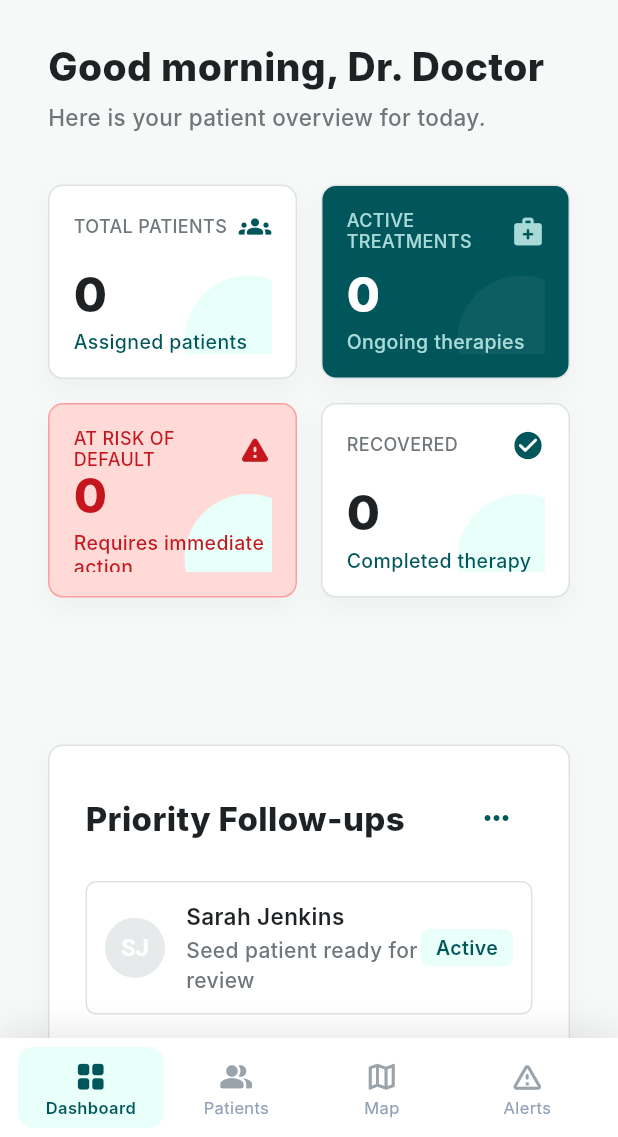
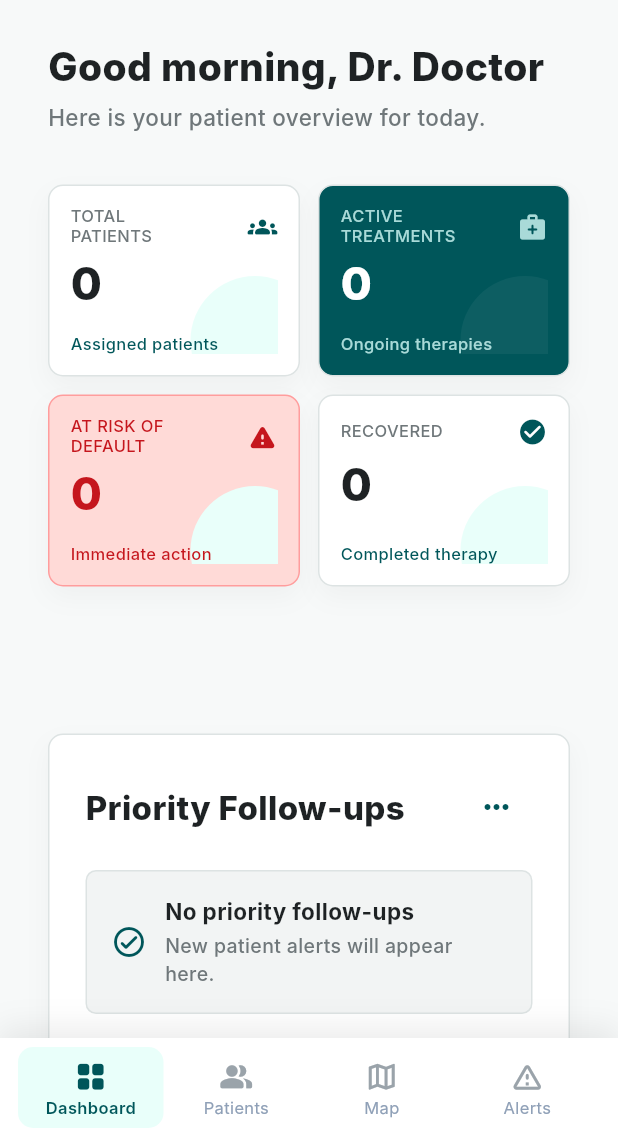
Before and after one commit to HafidzBro/MedTrace, a Flutter app: the DoctorDashboardPage screen opened by its route, on a phone screen of 412 x 824 dp, the part 99-1236 px from its top. Run offline on Flutter 3.47's test engine with Material 3 defaults, Android fonts, the phone set to English and light mode, and no system bars; our stand-ins replace connectivity_plus, equatable, flutter_local_notifications, flutter_map, flutter_riverpod, flutter_secure_storage and 12 more; accounts and stored records are empty; Roboto replaces fonts that are missing (Inter, Poppins); project files that could hold a hidden picture were left out.

Commit message:
feat: Enhance dashboard doctor

```diff
--- a/lib/presentation/pages/doctor/doctor_dashboard_page.dart
+++ b/lib/presentation/pages/doctor/doctor_dashboard_page.dart
@@ -47,16 +47,20 @@ class DoctorDashboardPage extends ConsumerWidget {
               style: TextStyle(color: doctorMuted, fontSize: 15),
             ),
             const SizedBox(height: 34),
-            GridView.count(
-              crossAxisCount: 2,
+            GridView.builder(
               shrinkWrap: true,
               physics: const NeverScrollableScrollPhysics(),
-              crossAxisSpacing: 16,
-              mainAxisSpacing: 16,
-              childAspectRatio: 1.28,
-              children: [
+              itemCount: 4,
+              gridDelegate: const SliverGridDelegateWithFixedCrossAxisCount(
+                crossAxisCount: 2,
+                crossAxisSpacing: 12,
+                mainAxisSpacing: 12,
+                mainAxisExtent: 128,
+              ),
+              itemBuilder: (context, index) {
+                final cards = [
                   _KpiCard(
-                  title: 'TOTAL PATIENTS',
+                    title: 'TOTAL\nPATIENTS',
                     value: summary.isLoading ? '...' : totalPatients,
                     subtitle: 'Assigned patients',
                     icon: Icons.groups_rounded,
@@ -71,7 +75,7 @@ class DoctorDashboardPage extends ConsumerWidget {
                   _KpiCard(
                     title: 'AT RISK OF\nDEFAULT',
                     value: summary.isLoading ? '...' : highPriority,
-                  subtitle: 'Requires immediate\naction',
+                    subtitle: 'Immediate action',
                     icon: Icons.warning_rounded,
                     danger: true,
                   ),
@@ -81,7 +85,9 @@ class DoctorDashboardPage extends ConsumerWidget {
                     subtitle: 'Completed therapy',
                     icon: Icons.check_circle_rounded,
                   ),
-              ],
+                ];
+                return cards[index];
+              },
             ),
             const SizedBox(height: 32),
             DoctorCard(
@@ -109,7 +115,7 @@ class DoctorDashboardPage extends ConsumerWidget {
                     ],
                   ),
                   const SizedBox(height: 18),
-                  ..._followUps(data),
+                  ..._followUps(data, isLoading: summary.isLoading),
                   const SizedBox(height: 20),
                   SizedBox(
                     width: double.infinity,
@@ -146,36 +152,74 @@ class DoctorDashboardPage extends ConsumerWidget {
         : 'Dr. ${trimmed.split(RegExp(r'\s+')).first}';
   }
 
-  static List<Widget> _followUps(dynamic data) {
+  static List<Widget> _followUps(dynamic data, {required bool isLoading}) {
     final alerts = data?.alerts ?? const [];
+    if (isLoading) {
+      return const [
+        _EmptyFollowUpTile(
+          icon: Icons.hourglass_empty_rounded,
+          title: 'Loading follow-ups',
+          message: 'Checking alerts from your assigned patients.',
+        ),
+      ];
+    }
+
     if (alerts.isEmpty) {
       return const [
-        _FollowUpTile(
-          initials: 'SJ',
-          name: 'Sarah Jenkins',
-          note: 'Seed patient ready for review',
-          badge: 'Active',
-          badgeColor: doctorMintSoft,
-          badgeText: doctorTeal,
+        _EmptyFollowUpTile(
+          icon: Icons.check_circle_outline_rounded,
+          title: 'No priority follow-ups',
+          message: 'New patient alerts will appear here.',
         ),
-        SizedBox(height: 12),
       ];
     }
 
     return alerts.take(3).map<Widget>((alert) {
       final high = alert.severity == 'high' || alert.severity == 'critical';
+      final patientName = _patientDisplayName(
+        alert.patientName,
+        alert.patientEmail,
+      );
       return Padding(
         padding: const EdgeInsets.only(bottom: 12),
         child: _FollowUpTile(
-          initials: 'SJ',
-          name: 'Sarah Jenkins',
-          note: alert.description ?? alert.type,
+          initials: _initials(patientName),
+          name: patientName,
+          note: alert.description ?? _formatAlertType(alert.type),
           badge: high ? 'High Risk' : 'Medium Risk',
           badgeColor: high ? doctorDangerSoft : doctorWarningSoft,
           badgeText: high ? doctorDanger : const Color(0xFF8C4A1F),
         ),
       );
     }).toList();
+  }
+
+  static String _patientDisplayName(String? name, String? email) {
+    final trimmedName = name?.trim();
+    if (trimmedName != null && trimmedName.isNotEmpty) return trimmedName;
+    final trimmedEmail = email?.trim();
+    if (trimmedEmail != null && trimmedEmail.isNotEmpty) return trimmedEmail;
+    return 'Patient';
+  }
+
+  static String _initials(String value) {
+    final parts = value
+        .trim()
+        .split(RegExp(r'\s+'))
+        .where((part) => part.isNotEmpty)
+        .toList();
+    if (parts.isEmpty) return 'PT';
+    final first = parts.first.substring(0, 1);
+    final second = parts.length > 1 ? parts.last.substring(0, 1) : '';
+    return '$first$second'.toUpperCase();
+  }
+
+  static String _formatAlertType(String value) {
+    final words = value
+        .split('_')
+        .where((word) => word.isNotEmpty)
+        .map((word) => '${word[0].toUpperCase()}${word.substring(1)}');
+    return words.join(' ');
   }
 }
 
@@ -211,7 +255,7 @@ class _KpiCard extends StatelessWidget {
     final sub = dark ? const Color(0xFFA9DAD8) : doctorTeal;
 
     return Container(
-      padding: const EdgeInsets.all(16),
+      padding: const EdgeInsets.all(14),
       decoration: BoxDecoration(
         color: bg,
         borderRadius: BorderRadius.circular(10),
@@ -249,11 +293,13 @@ class _KpiCard extends StatelessWidget {
                   Expanded(
                     child: Text(
                       title,
+                      maxLines: 2,
+                      overflow: TextOverflow.ellipsis,
                       style: TextStyle(
                         color: danger
                             ? doctorDanger
                             : (dark ? const Color(0xFFA9DAD8) : doctorMuted),
-                        fontSize: 12,
+                        fontSize: 11,
                         height: 1.15,
                       ),
                     ),
@@ -262,25 +308,27 @@ class _KpiCard extends StatelessWidget {
                       color: dark
                           ? const Color(0xFFA9DAD8)
                           : (danger ? doctorDanger : doctorTeal),
-                      size: 22),
+                      size: 20),
                 ],
               ),
-              const Spacer(),
+              const SizedBox(height: 10),
               Text(
                 value,
                 style: TextStyle(
                   color: fg,
-                  fontSize: 32,
+                  fontSize: 30,
                   fontWeight: FontWeight.w800,
                   height: 1,
                 ),
               ),
-              const SizedBox(height: 8),
+              const Spacer(),
               Text(
                 subtitle,
+                maxLines: 2,
+                overflow: TextOverflow.ellipsis,
                 style: TextStyle(
                   color: danger ? doctorDanger : sub,
-                  fontSize: 13,
+                  fontSize: 11,
                   height: 1.25,
                 ),
               ),
@@ -312,38 +360,109 @@ class _FollowUpTile extends StatelessWidget {
   @override
   Widget build(BuildContext context) {
     return Container(
-      padding: const EdgeInsets.all(12),
+      padding: const EdgeInsets.all(14),
       decoration: BoxDecoration(
         color: Colors.white,
         border: Border.all(color: doctorBorder),
         borderRadius: BorderRadius.circular(7),
       ),
-      child: Row(
+      child: Column(
+        crossAxisAlignment: CrossAxisAlignment.start,
+        children: [
+          Row(
             children: [
               DoctorAvatar(
                 initials: initials,
                 radius: 20,
                 color: doctorNeutral,
               ),
-          const SizedBox(width: 14),
+              const SizedBox(width: 12),
               Expanded(
-            child: Column(
-              crossAxisAlignment: CrossAxisAlignment.start,
-              children: [
-                Text(name,
+                child: Text(
+                  name,
+                  maxLines: 2,
+                  overflow: TextOverflow.ellipsis,
                   style: const TextStyle(
                     fontSize: 15,
-                        fontWeight: FontWeight.w600,
-                        color: doctorText)),
-                const SizedBox(height: 2),
-                Text(note,
-                    style: const TextStyle(color: doctorMuted, fontSize: 14)),
+                    fontWeight: FontWeight.w700,
+                    color: doctorText,
+                    height: 1.2,
+                  ),
+                ),
+              ),
             ],
           ),
+          const SizedBox(height: 10),
+          Text(
+            note,
+            style: const TextStyle(
+              color: doctorMuted,
+              fontSize: 14,
+              height: 1.35,
             ),
-          DoctorChip(label: badge, color: badgeColor, textColor: badgeText),
+          ),
+          const SizedBox(height: 12),
+          Align(
+            alignment: Alignment.centerRight,
+            child: DoctorChip(
+              label: badge,
+              color: badgeColor,
+              textColor: badgeText,
+            ),
+          ),
         ],
       ),
     );
   }
 }
+
+class _EmptyFollowUpTile extends StatelessWidget {
+  final IconData icon;
+  final String title;
+  final String message;
+
+  const _EmptyFollowUpTile({
+    required this.icon,
+    required this.title,
+    required this.message,
+  });
+
+  @override
+  Widget build(BuildContext context) {
+    return Container(
+      width: double.infinity,
+      padding: const EdgeInsets.all(16),
+      decoration: BoxDecoration(
+        color: const Color(0xFFF2F4F4),
+        border: Border.all(color: doctorBorder),
+        borderRadius: BorderRadius.circular(7),
+      ),
+      child: Row(
+        children: [
+          Icon(icon, color: doctorTeal),
+          const SizedBox(width: 12),
+          Expanded(
+            child: Column(
+              crossAxisAlignment: CrossAxisAlignment.start,
+              children: [
+                Text(
+                  title,
+                  style: const TextStyle(
+                    color: doctorText,
+                    fontSize: 15,
+                    fontWeight: FontWeight.w700,
+                  ),
+                ),
+                const SizedBox(height: 3),
+                Text(
+                  message,
+                  style: const TextStyle(color: doctorMuted, fontSize: 13),
+                ),
+              ],
+            ),
+          ),
+        ],
+      ),
+    );
+  }
+}
--- a/lib/presentation/pages/doctor/doctor_mockup_widgets.dart
+++ b/lib/presentation/pages/doctor/doctor_mockup_widgets.dart
@@ -180,7 +180,7 @@ class DoctorTopBar extends StatelessWidget implements PreferredSizeWidget {
       leadingWidth: showBack ? 52 : 72,
       leading: showBack
           ? IconButton(
-              onPressed: () => context.pop(),
+              onPressed: onLeadingTap ?? () => context.pop(),
               icon: const Icon(Icons.arrow_back, color: doctorText),
             )
           : Padding(
--- a/lib/services/supabase/alert_service.dart
+++ b/lib/services/supabase/alert_service.dart
@@ -43,7 +43,8 @@ class AlertService {
 
     final response = await context.client
         .from('alerts')
-        .select()
+        .select(
+            '*, patients!inner(patient_id, profile_id, profiles!inner(full_name, email))')
         .filter('patient_id', 'in', '(${patientIds.join(',')})')
         .order('created_at', ascending: false);
 
```
Also changed, not shown: lib/data/models/alert_model.dart (+15 -0 lines). Lines whose indentation alone changed are shown as unchanged.
